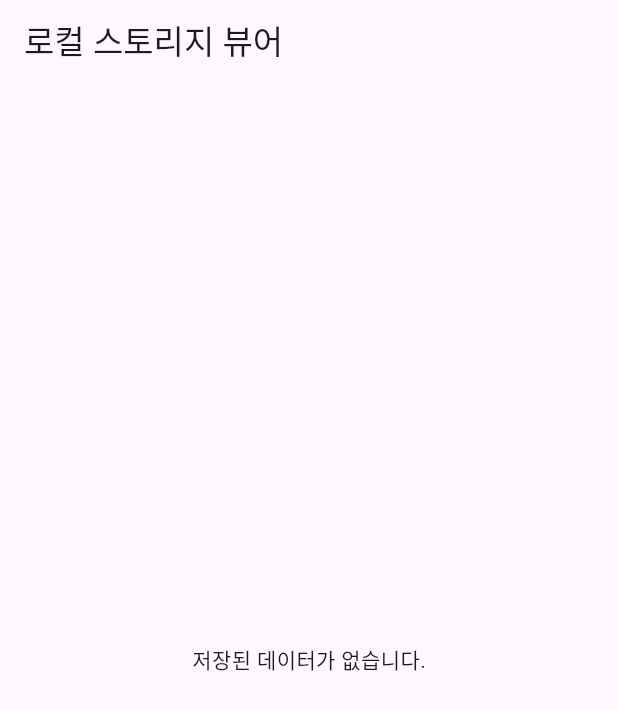
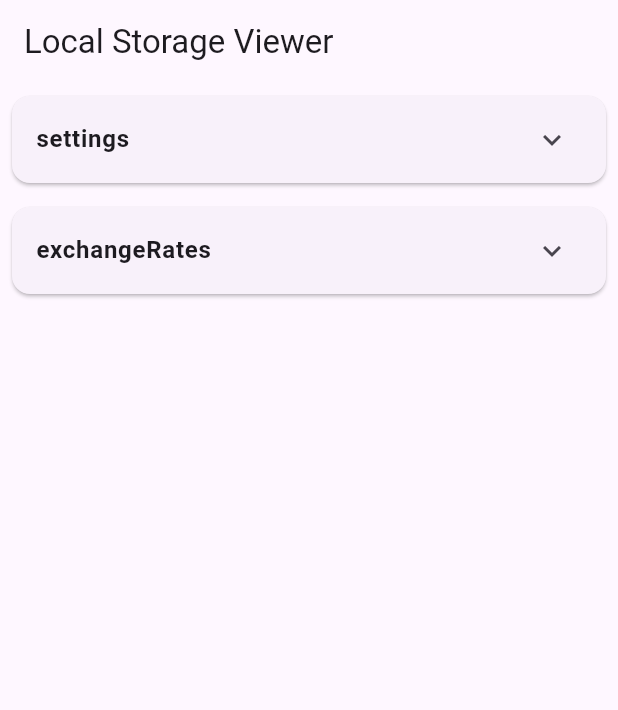
Before and after one commit to DAAC-A00/finow, a Flutter app: the StorageViewerScreen screen opened by its route, on a phone screen of 412 x 824 dp. Shown: the top 710 px of the screen. Run offline on Flutter 3.47's test engine with Material 3 defaults, Android fonts, the phone set to English and light mode, and no system bars; our stand-ins replace dio, flutter_riverpod, go_router, hive, hive_flutter; accounts and stored records are empty; network calls fail.

Commit message:
feat: 로컬 스토리지 뷰어를 비동기 데이터 로딩 방식으로 개선하고 UI를 확장 가능한 카드 형태로 변경

```diff
--- a/lib/features/storage_viewer/storage_viewer_screen.dart
+++ b/lib/features/storage_viewer/storage_viewer_screen.dart
@@ -2,35 +2,53 @@
 import 'package:finow/features/storage_viewer/local_storage_service.dart';
 import 'package:flutter/material.dart';
 import 'package:flutter_riverpod/flutter_riverpod.dart';
+
+// 모든 Hive Box 데이터를 비동기적으로 가져오는 FutureProvider
+final allStorageDataProvider = FutureProvider<Map<String, Map>>((ref) {
+  return ref.watch(localStorageServiceProvider).getAllBoxes();
+});
 
 class StorageViewerScreen extends ConsumerWidget {
   const StorageViewerScreen({super.key});
 
   @override
   Widget build(BuildContext context, WidgetRef ref) {
-    final storageData = ref.watch(localStorageServiceProvider).getAll();
-
-    // 디버그 출력: canPop() 값 확인
-    print('StorageViewerScreen: Navigator.of(context).canPop() = ${Navigator.of(context).canPop()}');
+    final asyncData = ref.watch(allStorageDataProvider);
 
     return Scaffold(
       appBar: AppBar(
-        title: const Text('로컬 스토리지 뷰어'),
-        leading: Navigator.of(context).canPop() ? const BackButton() : null,
+        title: const Text('Local Storage Viewer'),
       ),
-      body: storageData.isEmpty
-          ? const Center(child: Text('저장된 데이터가 없습니다.'))
-          : ListView.builder(
-              itemCount: storageData.length,
-              itemBuilder: (context, index) {
-                final key = storageData.keys.elementAt(index);
-                final value = storageData[key];
-                return ListTile(
-                  title: Text(key.toString()),
-                  subtitle: Text(value.toString()),
-                );
-              },
-            ),
+      body: asyncData.when(
+        loading: () => const Center(child: CircularProgressIndicator()),
+        error: (err, stack) => Center(child: Text('Error: $err')),
+        data: (allBoxes) {
+          if (allBoxes.isEmpty) {
+            return const Center(child: Text('No data in any box.'));
+          }
+
+          return ListView.builder(
+            itemCount: allBoxes.length,
+            itemBuilder: (context, index) {
+              final boxName = allBoxes.keys.elementAt(index);
+              final boxData = allBoxes[boxName]!;
+
+              return Card(
+                margin: const EdgeInsets.all(8.0),
+                child: ExpansionTile(
+                  title: Text(boxName, style: const TextStyle(fontWeight: FontWeight.bold)),
+                  children: boxData.entries.map((entry) {
+                    return ListTile(
+                      title: Text(entry.key.toString()),
+                      subtitle: Text(entry.value.toString()),
+                    );
+                  }).toList(),
+                ),
+              );
+            },
+          );
+        },
+      ),
     );
   }
 }
--- a/lib/main.dart
+++ b/lib/main.dart
@@ -12,8 +12,9 @@ void main() async {
   // Hive 어댑터 등록
   Hive.registerAdapter(ExchangeRateAdapter());
 
-  // 설정을 저장할 Box 열기
+  // 사용할 Box들 미리 열기
   await Hive.openBox('settings');
+  await Hive.openBox<ExchangeRate>('exchangeRates');
 
   runApp(const ProviderScope(child: MyApp()));
 }
```
Also changed, not shown: lib/features/exchange_rate/exchange_rate_local_service.dart (+6 -9 lines), lib/features/storage_viewer/local_storage_service.dart (+27 -11 lines).
